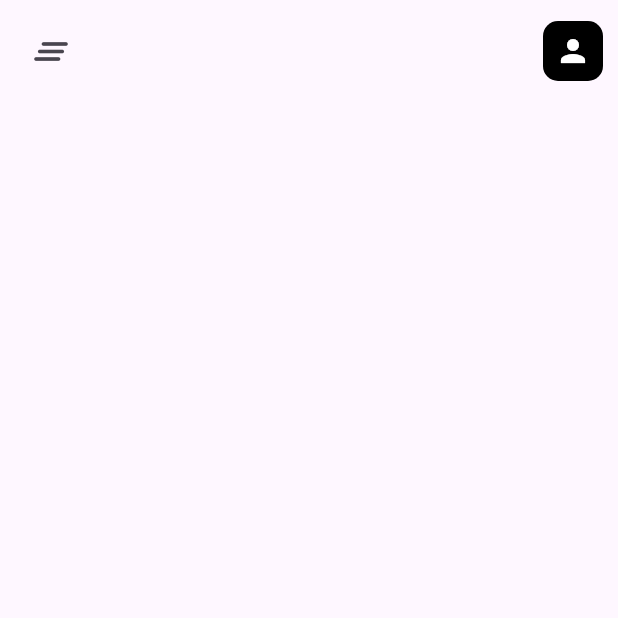
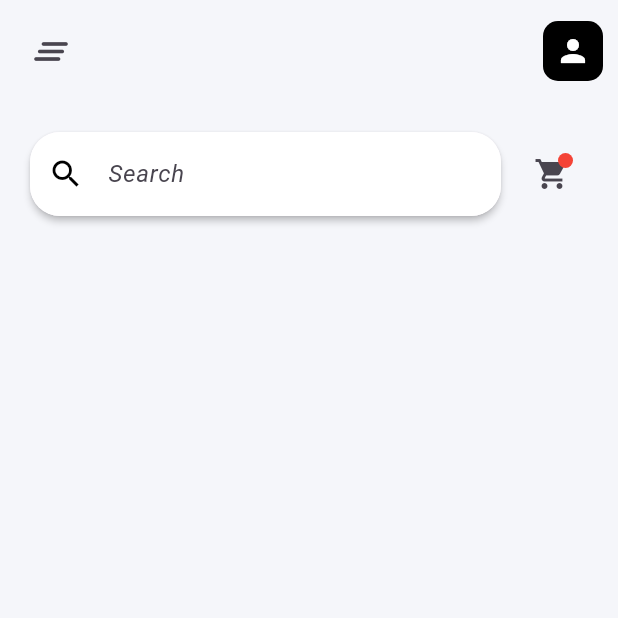
Before and after one commit to VISHNUPRABHAKARAN-7100/Furniture-Shopping-App, a Flutter app: the screen it shows after launch, on a phone screen of 412 x 824 dp, the top half of it. Run offline on Flutter 3.47's test engine with Material 3 defaults, Android fonts, the phone set to English and light mode, and no system bars.

Commit message:
Serch bar with cart button

```diff
--- a/lib/main.dart
+++ b/lib/main.dart
@@ -10,6 +10,9 @@ class MyApp extends StatelessWidget {
 
   @override
   Widget build(BuildContext context) {
-    return const MaterialApp(home: HomeScreen());
+    return MaterialApp(
+      home: HomeScreen(),
+      theme: ThemeData(scaffoldBackgroundColor: Color(0XFFf5f6fa)),
+    );
   }
 }
--- /dev/null
+++ b/lib/presentation/home_screen/components/search_with_cart_bar.dart
@@ -0,0 +1,57 @@
+import 'package:flutter/material.dart';
+
+class SearchWithCartBar extends StatelessWidget {
+  const SearchWithCartBar({super.key});
+
+  @override
+  Widget build(BuildContext context) {
+    return Padding(
+      padding: const EdgeInsets.symmetric(horizontal: 20.0),
+      child: Row(
+        children: [
+          //! Search text form field.
+          Expanded(
+            child: Material(
+              borderRadius: BorderRadius.circular(20),
+              elevation: 2,
+              child: TextFormField(
+                decoration: InputDecoration(
+                  enabledBorder: OutlineInputBorder(
+                    borderRadius: BorderRadius.circular(20),
+                    borderSide: BorderSide(color: Colors.transparent),
+                  ),
+                  prefixIcon: Icon(Icons.search, color: Colors.black),
+                  hintText: "Search",
+                  hintStyle: TextStyle(fontStyle: FontStyle.italic),
+                  fillColor: Colors.white,
+                  filled: true,
+                  border: InputBorder.none,
+                ),
+              ),
+            ),
+          ),
+
+          SizedBox(width: 10),
+
+          //! Cart button.
+          Stack(
+            children: [
+              IconButton(
+                onPressed: () {},
+                icon: Icon(Icons.shopping_cart),
+                style: ButtonStyle(
+                  overlayColor: WidgetStateProperty.all(Colors.transparent),
+                ),
+              ),
+              Positioned(
+                top: 10,
+                right: 10,
+                child: CircleAvatar(backgroundColor: Colors.red, radius: 5),
+              ),
+            ],
+          ),
+        ],
+      ),
+    );
+  }
+}
--- a/lib/presentation/home_screen/home_screen.dart
+++ b/lib/presentation/home_screen/home_screen.dart
@@ -1,5 +1,6 @@
 import 'package:flutter/material.dart';
 import 'package:furniture_shopping_app/presentation/home_screen/components/home_screen_app_bar.dart';
+import 'package:furniture_shopping_app/presentation/home_screen/components/search_with_cart_bar.dart';
 
 class HomeScreen extends StatelessWidget {
   const HomeScreen({super.key});
@@ -11,6 +12,11 @@ class HomeScreen extends StatelessWidget {
         children: [
           //! AppBar
           HomeScreenAppBar(),
+
+          SizedBox(height: 20),
+
+          //! Search bar with cart button
+          SearchWithCartBar(),
         ],
       ),
     );
```
